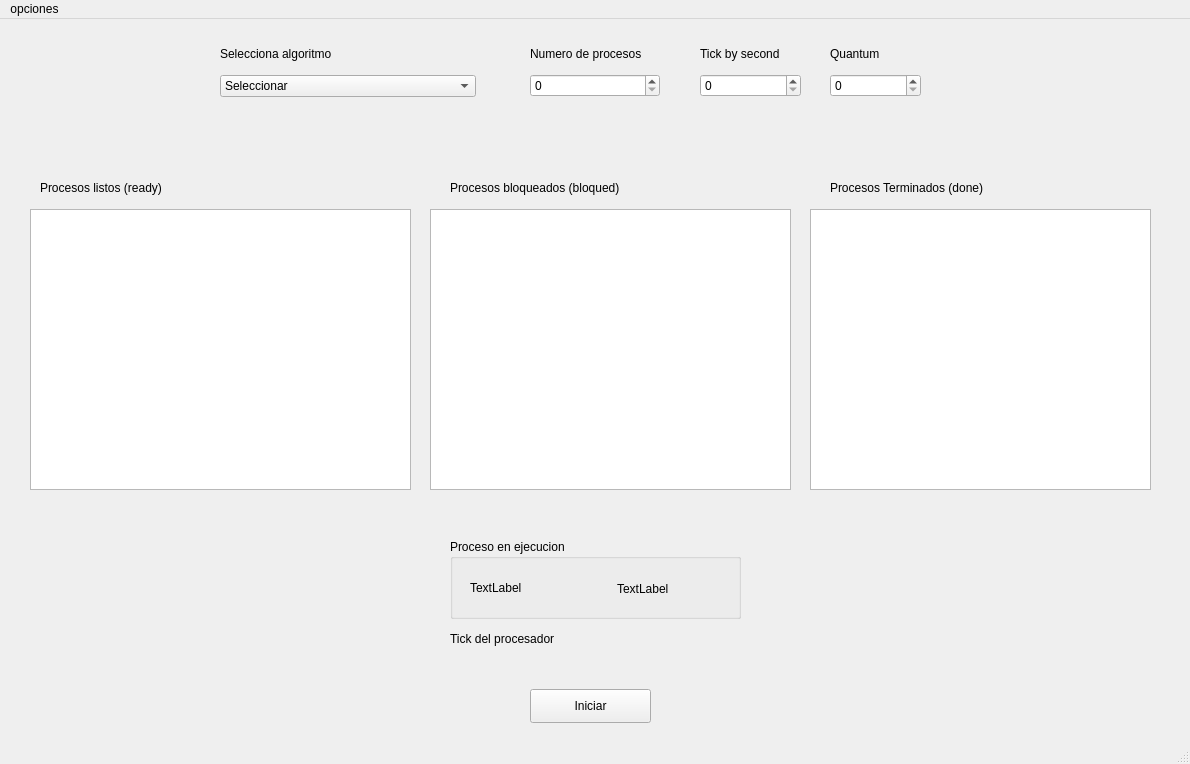
Above: mainwindow.ui from danyr59/Simulador-de-Planificacion-de-procesos before the change. Below: the same form after it.
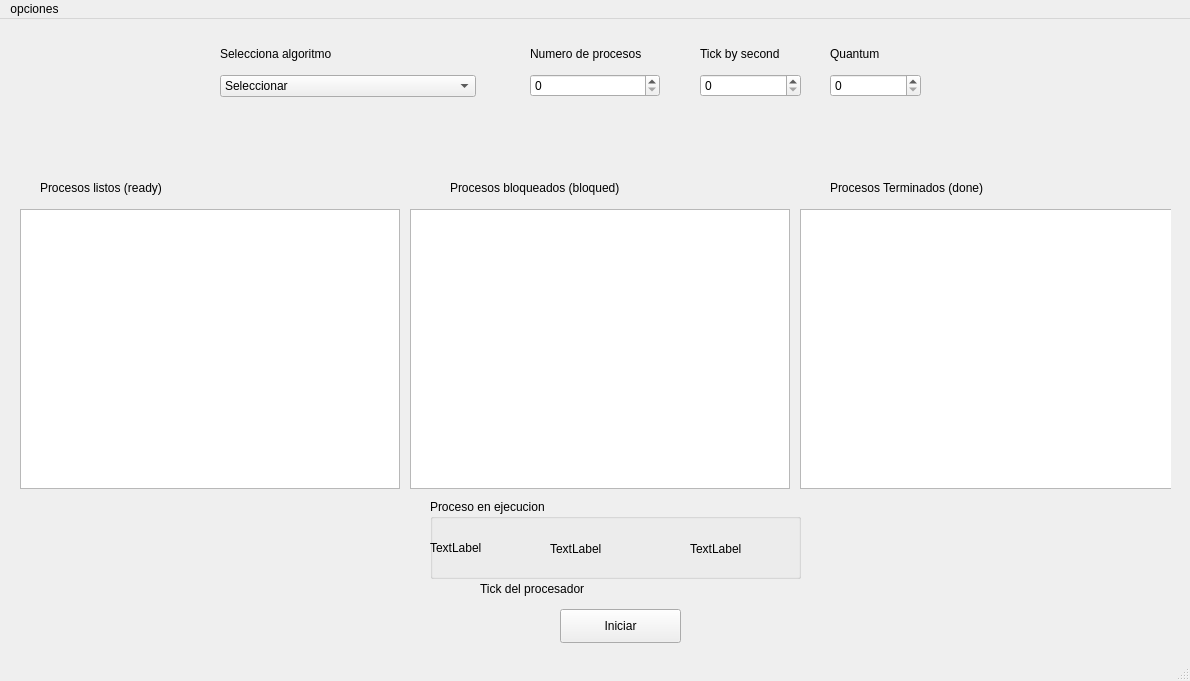
That is the form after the change.

Patch:
```diff
--- a/mainwindow.ui
+++ b/mainwindow.ui
@@ -7,7 +7,7 @@
     <x>0</x>
     <y>0</y>
     <width>1190</width>
-    <height>764</height>
+    <height>681</height>
    </rect>
   </property>
   <property name="windowTitle">
@@ -17,8 +17,8 @@
    <widget class="QPushButton" name="pushButton">
     <property name="geometry">
      <rect>
-      <x>530</x>
-      <y>670</y>
+      <x>560</x>
+      <y>590</y>
       <width>121</width>
       <height>34</height>
      </rect>
@@ -156,7 +156,7 @@
      <rect>
       <x>20</x>
       <y>120</y>
-      <width>1141</width>
+      <width>1151</width>
       <height>371</height>
      </rect>
     </property>
@@ -182,10 +182,10 @@
     <widget class="QTableView" name="table_ready">
      <property name="geometry">
       <rect>
-       <x>10</x>
+       <x>0</x>
        <y>70</y>
-       <width>381</width>
-       <height>281</height>
+       <width>380</width>
+       <height>280</height>
       </rect>
      </property>
     </widget>
@@ -211,10 +211,10 @@
     <widget class="QTableView" name="table_bloqued">
      <property name="geometry">
       <rect>
-       <x>410</x>
+       <x>390</x>
        <y>70</y>
-       <width>361</width>
-       <height>281</height>
+       <width>380</width>
+       <height>280</height>
       </rect>
      </property>
     </widget>
@@ -240,10 +240,10 @@
     <widget class="QTableView" name="table_done">
      <property name="geometry">
       <rect>
-       <x>790</x>
+       <x>780</x>
        <y>70</y>
-       <width>341</width>
-       <height>281</height>
+       <width>380</width>
+       <height>280</height>
       </rect>
      </property>
     </widget>
@@ -251,9 +251,9 @@
    <widget class="QGroupBox" name="groupBox">
     <property name="geometry">
      <rect>
-      <x>450</x>
-      <y>520</y>
-      <width>291</width>
+      <x>430</x>
+      <y>480</y>
+      <width>371</width>
       <height>80</height>
      </rect>
     </property>
@@ -263,7 +263,7 @@
     <widget class="QLabel" name="current_id">
      <property name="geometry">
       <rect>
-       <x>20</x>
+       <x>0</x>
        <y>40</y>
        <width>58</width>
        <height>18</height>
@@ -276,7 +276,20 @@
     <widget class="QLabel" name="current_time">
      <property name="geometry">
       <rect>
-       <x>167</x>
+       <x>120</x>
+       <y>40</y>
+       <width>111</width>
+       <height>20</height>
+      </rect>
+     </property>
+     <property name="text">
+      <string>TextLabel</string>
+     </property>
+    </widget>
+    <widget class="QLabel" name="current_time_2">
+     <property name="geometry">
+      <rect>
+       <x>260</x>
        <y>40</y>
        <width>111</width>
        <height>20</height>
@@ -290,8 +303,8 @@
    <widget class="QLabel" name="output_label">
     <property name="geometry">
      <rect>
-      <x>450</x>
-      <y>610</y>
+      <x>480</x>
+      <y>560</y>
       <width>221</width>
       <height>20</height>
      </rect>
```
Left out of the diff: 2 changed lines with no effect on the pictures.
